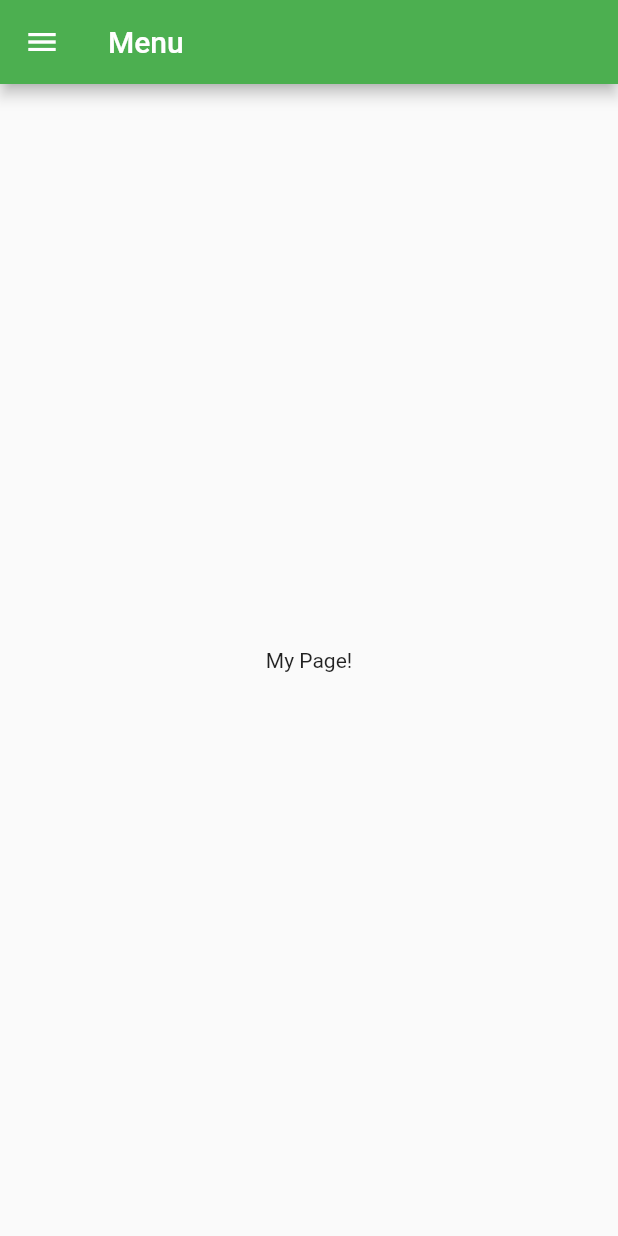
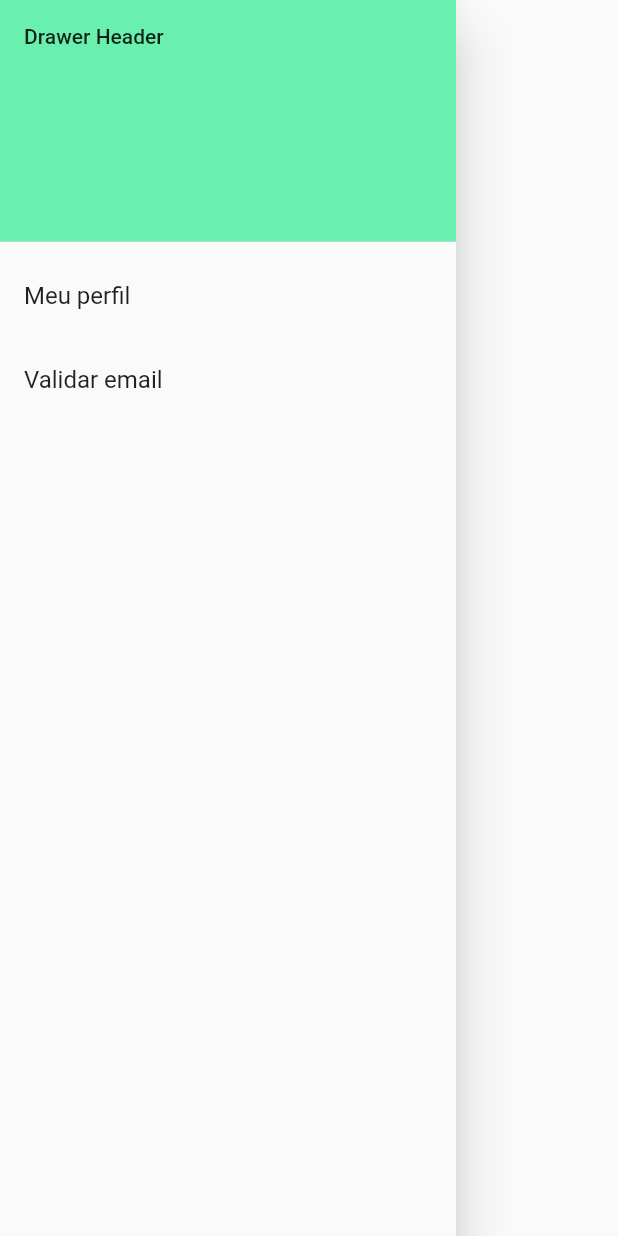
Before and after one commit to marcoslima12/desafio_capyba_marcosantonio, a Flutter app: the DrawerWidget widget shown alone on an empty page, opened directly, on a phone screen of 412 x 824 dp. Run offline on Flutter 3.47's test engine with Material 2 defaults, Android fonts, the phone set to English and light mode, and no system bars; our stand-ins replace firebase_auth, firebase_core, get; missing offline and left inert: camera_camera; accounts and stored records are empty.

Commit message:
feature/LoggedArea: Fixed drawer so it could fit in every apge

```diff
--- a/lib/pages/LoggedArea.dart
+++ b/lib/pages/LoggedArea.dart
@@ -1,4 +1,5 @@
 import 'package:desafio_capyba_marcosantonio/pages/login.dart';
+import 'package:desafio_capyba_marcosantonio/widgets/MenuLateral.dart';
 import 'package:firebase_auth/firebase_auth.dart';
 import 'package:flutter/cupertino.dart';
 import 'package:flutter/material.dart';
@@ -21,12 +22,17 @@ class LoggedArea extends StatelessWidget {
     return DefaultTabController(
         length: 2,
         child: Scaffold(
+          drawer: DrawerWidget(),
           appBar: AppBar(
             title: Text('Logged Area - Desafio Capyba'),
             bottom: const TabBar(
               tabs: [
-                Tab(child: Text('Home'),),
-                Tab(child: Text('Restrict'),),
+                Tab(
+                  child: Text('Home'),
+                ),
+                Tab(
+                  child: Text('Restrict'),
+                ),
               ],
             ),
           ),
@@ -36,7 +42,6 @@ class LoggedArea extends StatelessWidget {
               Icon(Icons.lock),
             ],
           ),
-        )
-        );
+        ));
   }
 }
--- a/lib/widgets/MenuLateral.dart
+++ b/lib/widgets/MenuLateral.dart
@@ -1,35 +1,12 @@
 import 'package:flutter/material.dart';
-
-
-/* class DrawerWidget extends StatelessWidget {
-  const DrawerWidget({super.key});
-
-  static const appTitle = 'Drawer Demo';
-
-  @override
-  Widget build(BuildContext context) {
-    return const MaterialApp(
-      title: appTitle,
-      home: MyHomePage(title: appTitle),
-    );
-  }
-} */
 
 class DrawerWidget extends StatelessWidget {
   const DrawerWidget({super.key});
 
- /*  final String title; */
-
   @override
   Widget build(BuildContext context) {
-    return Scaffold(
-      appBar: AppBar(title: Text('Menu')),
-      drawer: Drawer(
-        // Add a ListView to the drawer. This ensures the user can scroll
-        // through the options in the drawer if there isn't enough vertical
-        // space to fit everything.
+    return Drawer(
       child: ListView(
-          // Important: Remove any padding from the ListView.
         padding: EdgeInsets.zero,
         children: [
           const DrawerHeader(
@@ -42,20 +19,18 @@ class DrawerWidget extends StatelessWidget {
             title: const Text('Meu perfil'),
             onTap: () {
               Navigator.pop(context);
+              Navigator.pushNamed(context, '/login');
             },
           ),
           ListTile(
             title: const Text('Validar email'),
             onTap: () {
               Navigator.pop(context);
+              Navigator.pushNamed(context, '/signup');
             },
           ),
         ],
       ),
-      ),
-      body: const Center(
-        child: Text('My Page!'),
-      ),
     );
   }
 }
```
Lines whose indentation alone changed are shown as unchanged.
